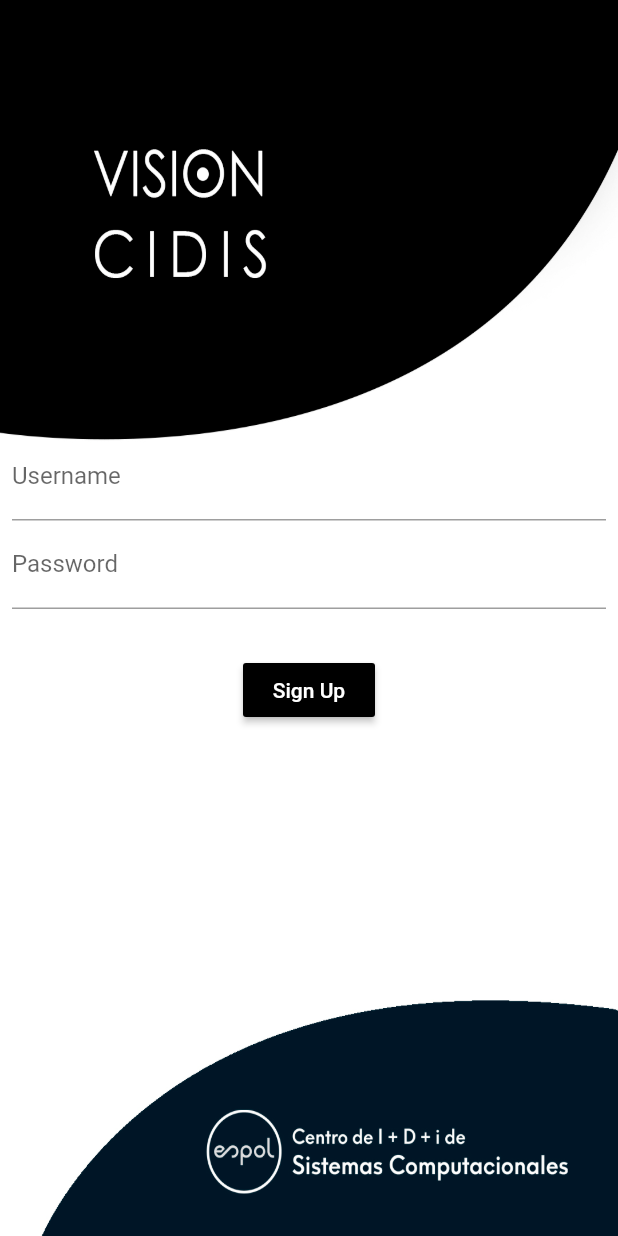
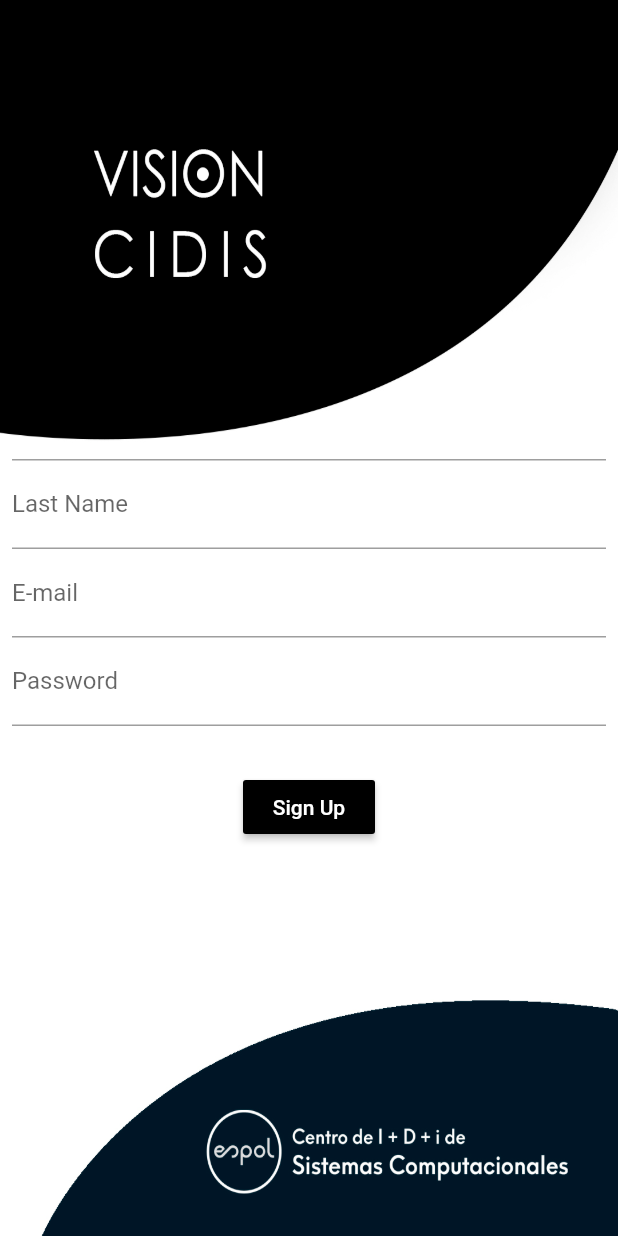
Before and after one commit to eugeniomorocho/Vision_CIDIS, a Flutter app: the SignupPage screen opened directly, on a phone screen of 412 x 824 dp. Run offline on Flutter 3.47's test engine with Material 2 defaults, Android fonts, the phone set to English and light mode, and no system bars; our stand-ins replace flutter_secure_storage, image_picker; missing offline and left inert: image_picker_gallery_camera; accounts and stored records are empty.

Commit message:
Se anaden campos para First Name y Last Name en pantalla de Sign Up.

```diff
--- a/lib/signup.dart
+++ b/lib/signup.dart
@@ -7,8 +7,11 @@ import 'package:http/http.dart' as http;
 
 class SignupPage extends StatelessWidget {
 
+  final TextEditingController _nameController = TextEditingController();
+  final TextEditingController _lastnameController = TextEditingController();
   final TextEditingController _usernameController = TextEditingController();
   final TextEditingController _passwordController = TextEditingController();
+
 
   void displayDialog(context, title, text) => showDialog(
     context: context,
@@ -20,10 +23,12 @@ class SignupPage extends StatelessWidget {
   );
 
   // Method para SignUp con POST Request.
-  Future<int> attemptSignUp(String username, String password) async {
+  Future<int> attemptSignUp(String name, String lastname, String username, String password) async {
     var res = await http.post(
         '$SERVER_IP/signup',
         body: {
+          "name": name,
+          "lastname": lastname,
           "username": username,
           "password": password
         }
@@ -47,13 +52,25 @@ class SignupPage extends StatelessWidget {
             child: Padding(
               padding: const EdgeInsets.all(8.0),
               child: Padding(
-                padding: EdgeInsets.only(top: 280.0), //To move the textbox and buttons down
+                padding: EdgeInsets.only(top: 240.0), //To move the textbox and buttons down
                 child: Column(
                   children: <Widget>[
                     TextField(
+                      controller: _nameController,
+                      decoration: InputDecoration(
+                          labelText: 'First Name'
+                      ),
+                    ),
+                    TextField(
+                      controller: _lastnameController,
+                      decoration: InputDecoration(
+                          labelText: 'Last Name'
+                      ),
+                    ),
+                    TextField(
                       controller: _usernameController,
                       decoration: InputDecoration(
-                          labelText: 'Username'
+                          labelText: 'E-mail'
                       ),
                     ),
                     TextField(
@@ -77,8 +94,11 @@ class SignupPage extends StatelessWidget {
                               MaterialPageRoute(builder: (context) => LoginPage()),
                             );
 
+                            var name = _nameController.text;
+                            var lastname = _lastnameController.text;
                             var username = _usernameController.text;
                             var password = _passwordController.text;
+
                             //Revisa en frontend que el username y password tengan mas de 4 caracteres
                             if(username.length < 4)
                               displayDialog(context, "Invalid Username", "The username should be at least 4 characters long");
@@ -86,7 +106,7 @@ class SignupPage extends StatelessWidget {
                               displayDialog(context, "Invalid Password", "The password should be at least 4 characters long");
                             //Crea el usuario en backend o genera error
                             else{
-                              var res = await attemptSignUp(username, password);
+                              var res = await attemptSignUp(name, lastname, username, password);
                               if(res == 201)
                                 displayDialog(context, "Success", "The user was created. Log in now.");
                               else if(res == 409)
@@ -101,20 +121,6 @@ class SignupPage extends StatelessWidget {
                     ),
 
 
-
-                    //*********************************************************************
-                    // FlatButton(
-                    //     onPressed: () {
-                    //       //Do something when pressed the button
-                    //       Navigator.push(
-                    //         context,
-                    //         MaterialPageRoute(builder: (context) => PantallaOpciones()),
-                    //       );
-                    //     },
-                    //     child: Text("Next")
-                    // ),
-                    //*********************************************************************
-
                   ],
                 ),
               ),
```
